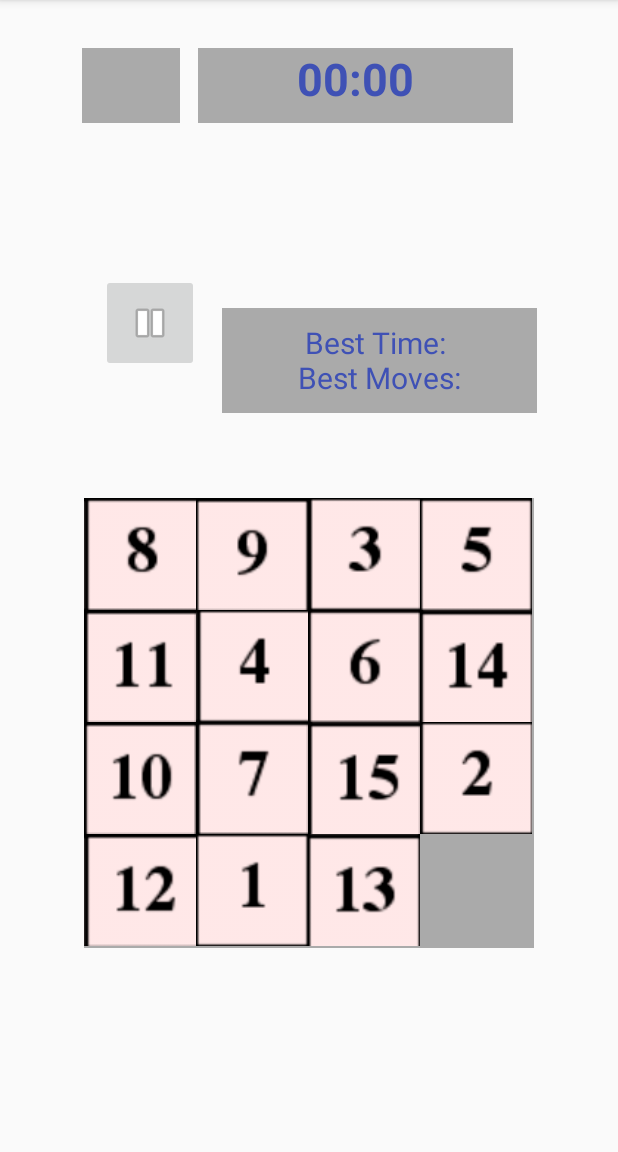
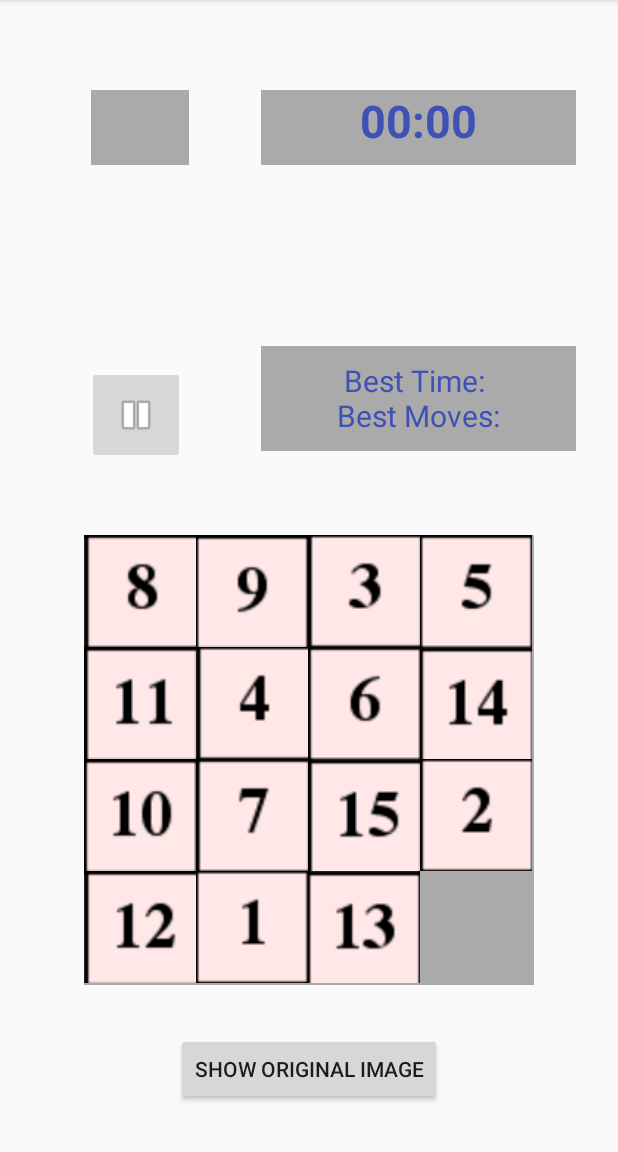
Before and after one commit to lamelameo/PicturePuzzle-App, an Android app: the PuzzleGridTest screen opened directly, with no data from a screen before it, on a phone screen of 412 x 824 dp, the part 84-1236 px from its top. Run offline under Robolectric (Android 15) with nearby library versions, the phone set to English and light mode, and no system bars.

Commit message:
Added button to show solved image over the puzzle grid for 1 second

```diff
--- a/app/src/main/java/com/example/lamelameo/picturepuzzle/PhotoCropping.java
+++ b/app/src/main/java/com/example/lamelameo/picturepuzzle/PhotoCropping.java
@@ -222,6 +222,7 @@ public class PhotoCropping extends AppCompatActivity {
     @Override
     protected void onActivityResult(int requestCode, int resultCode, @Nullable Intent data) {
         super.onActivityResult(requestCode, resultCode, data);
+        //TODO: toast for each time photo is saved to app??
         Log.i(TAG, "onActivityResult requestCode: " + requestCode);
         Log.i(TAG, "onActivityResult resultCode: "+resultCode);
         // for any cancelled result, must remove the created file and clear the photo path to avoid errors
--- a/app/src/main/java/com/example/lamelameo/picturepuzzle/PuzzleGridTest.java
+++ b/app/src/main/java/com/example/lamelameo/picturepuzzle/PuzzleGridTest.java
@@ -3,6 +3,7 @@ package com.example.lamelameo.picturepuzzle;
 import android.content.Context;
 import android.graphics.Bitmap;
 import android.graphics.BitmapFactory;
+import android.graphics.Color;
 import android.graphics.Matrix;
 import android.graphics.drawable.BitmapDrawable;
 import android.graphics.drawable.Drawable;
@@ -38,6 +39,8 @@ public class PuzzleGridTest extends AppCompatActivity implements PauseMenu.OnFra
     private PauseMenu pauseMenu;
     private int[] bestData;
     private boolean newBestData;
+    private boolean hintShowing = false;
+    private ImageView hintImage;
 
     /**
      * Retrieve data from main activity, and create the images for the grid cells using the given image and grid size.
@@ -177,6 +180,33 @@ public class PuzzleGridTest extends AppCompatActivity implements PauseMenu.OnFra
                     toast.show();
                 }
 
+            }
+        });
+
+        // Hint button makes original selected image visible over top of the puzzle grid to show cells solved order
+        Button hintButton = findViewById(R.id.hintButton);
+        hintImage = findViewById(R.id.hintImage);
+        hintImage.setImageBitmap(bmp);
+        hintImage.setClickable(false);
+        hintImage.setVisibility(View.INVISIBLE);
+        // use handler to call a runnable to make the image invisible after 1 second (can change if needed)
+        final Handler hintHandler = new Handler();
+        final Runnable futureRunnable = new Runnable() {
+            @Override
+            public void run() {
+                hintImage.setVisibility(View.INVISIBLE);
+                hintShowing = false;
+                hintImage.setClickable(false);
+            }
+        };
+        hintButton.setOnClickListener(new View.OnClickListener() {
+            @Override
+            public void onClick(View v) {
+                if (!hintShowing) {  // show hint only if isnt already showing to remove redundant calls
+                    hintImage.setVisibility(View.VISIBLE);
+                    hintImage.setClickable(true);
+                    hintHandler.postDelayed(futureRunnable, 1000);  // set to remove image in 1 second
+                }
             }
         });
 
--- a/app/src/main/res/layout/activity_puzzle_grid_test.xml
+++ b/app/src/main/res/layout/activity_puzzle_grid_test.xml
@@ -19,7 +19,7 @@
         app:layout_constraintEnd_toEndOf="parent"
         app:layout_constraintStart_toStartOf="parent"
         app:layout_constraintTop_toTopOf="parent"
-        app:layout_constraintVertical_bias="0.717">
+        app:layout_constraintVertical_bias="0.772">
 
     </android.support.v7.widget.GridLayout>
 
@@ -27,9 +27,8 @@
         android:id="@+id/gameTimer"
         android:layout_width="210dp"
         android:layout_height="50dp"
-        android:layout_marginEnd="8dp"
-        android:layout_marginStart="132dp"
-        android:layout_marginTop="32dp"
+        android:layout_marginEnd="28dp"
+        android:layout_marginTop="60dp"
         android:background="@android:color/darker_gray"
         android:text="@string/timer_default"
         android:textAlignment="center"
@@ -37,8 +36,6 @@
         android:textSize="30sp"
         android:textStyle="bold"
         app:layout_constraintEnd_toEndOf="parent"
-        app:layout_constraintHorizontal_bias="0.0"
-        app:layout_constraintStart_toStartOf="parent"
         app:layout_constraintTop_toTopOf="parent" />
 
     <TextView
@@ -46,8 +43,7 @@
         android:layout_width="210dp"
         android:layout_height="70dp"
         android:layout_marginBottom="8dp"
-        android:layout_marginEnd="8dp"
-        android:layout_marginStart="96dp"
+        android:layout_marginEnd="28dp"
         android:layout_marginTop="8dp"
         android:background="@android:color/darker_gray"
         android:gravity="center"
@@ -56,10 +52,8 @@
         android:textSize="20sp"
         app:layout_constraintBottom_toTopOf="@+id/gridLayout"
         app:layout_constraintEnd_toEndOf="parent"
-        app:layout_constraintHorizontal_bias="0.534"
-        app:layout_constraintStart_toStartOf="parent"
         app:layout_constraintTop_toBottomOf="@+id/gameTimer"
-        app:layout_constraintVertical_bias="0.705" />
+        app:layout_constraintVertical_bias="0.7" />
 
     <ImageButton
         android:id="@+id/pauseButton"
@@ -72,10 +66,10 @@
         android:contentDescription="@string/pause"
         app:layout_constraintBottom_toTopOf="@+id/gridLayout"
         app:layout_constraintEnd_toStartOf="@+id/bestTimeView"
-        app:layout_constraintHorizontal_bias="0.886"
+        app:layout_constraintHorizontal_bias="0.536"
         app:layout_constraintStart_toStartOf="parent"
         app:layout_constraintTop_toBottomOf="@+id/moveCounter"
-        app:layout_constraintVertical_bias="0.55"
+        app:layout_constraintVertical_bias="0.761"
         app:srcCompat="@android:drawable/ic_media_pause" />
 
     <TextView
@@ -84,15 +78,44 @@
         android:layout_height="50dp"
         android:layout_marginEnd="12dp"
         android:layout_marginStart="8dp"
-        android:layout_marginTop="32dp"
+        android:layout_marginTop="60dp"
         android:background="@android:color/darker_gray"
         android:gravity="center"
         android:textColor="@color/colorPrimary"
         android:textSize="24sp"
         app:layout_constraintEnd_toStartOf="@+id/gameTimer"
-        app:layout_constraintHorizontal_bias="1.0"
+        app:layout_constraintHorizontal_bias="0.594"
         app:layout_constraintStart_toStartOf="parent"
         app:layout_constraintTop_toTopOf="parent" />
+
+    <ImageView
+        android:id="@+id/hintImage"
+        android:layout_width="300dp"
+        android:layout_height="300dp"
+        android:layout_marginBottom="8dp"
+        android:layout_marginEnd="8dp"
+        android:layout_marginStart="8dp"
+        android:layout_marginTop="8dp"
+        app:layout_constraintBottom_toBottomOf="parent"
+        app:layout_constraintEnd_toEndOf="parent"
+        app:layout_constraintStart_toStartOf="parent"
+        app:layout_constraintTop_toTopOf="parent"
+        app:layout_constraintVertical_bias="0.772"
+        app:srcCompat="@android:color/transparent" />
+
+    <Button
+        android:id="@+id/hintButton"
+        android:layout_width="wrap_content"
+        android:layout_height="wrap_content"
+        android:layout_marginBottom="8dp"
+        android:layout_marginEnd="8dp"
+        android:layout_marginStart="8dp"
+        android:layout_marginTop="8dp"
+        android:text="@string/hint"
+        app:layout_constraintBottom_toBottomOf="parent"
+        app:layout_constraintEnd_toEndOf="parent"
+        app:layout_constraintStart_toStartOf="parent"
+        app:layout_constraintTop_toBottomOf="@+id/gridLayout" />
 
     <LinearLayout
         android:id="@+id/pauseContainer"
--- a/app/src/main/res/values/strings.xml
+++ b/app/src/main/res/values/strings.xml
@@ -9,6 +9,7 @@
     <string name="resume">Resume</string>
     <string name="start">Start</string>
     <string name="retry">Retry</string>
+    <string name="hint">Show Original Image</string>
     <string name="new_game">New Puzzle</string>
     <string name="main_menu">Main Menu</string>
     <string name="resize">Resize</string>
```
Also changed, not shown: app/src/main/res/layout/activity_main.xml (+25 -35 lines), app/src/main/res/layout/activity_photo_cropping.xml (+19 -12 lines), 1 other file.
